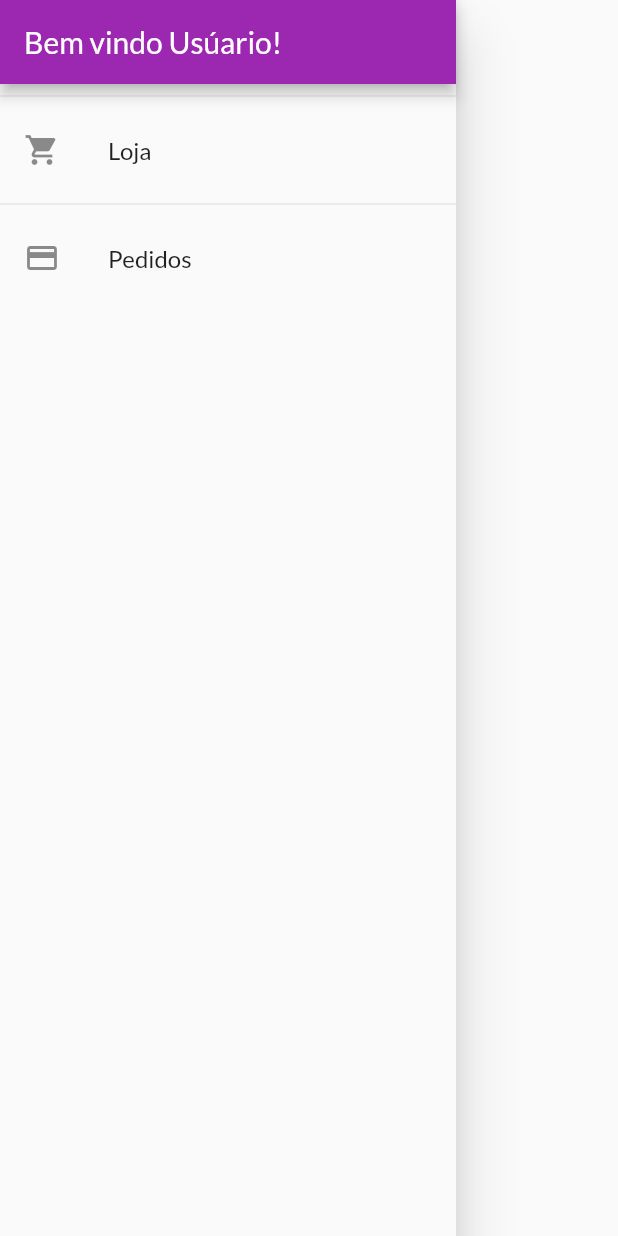
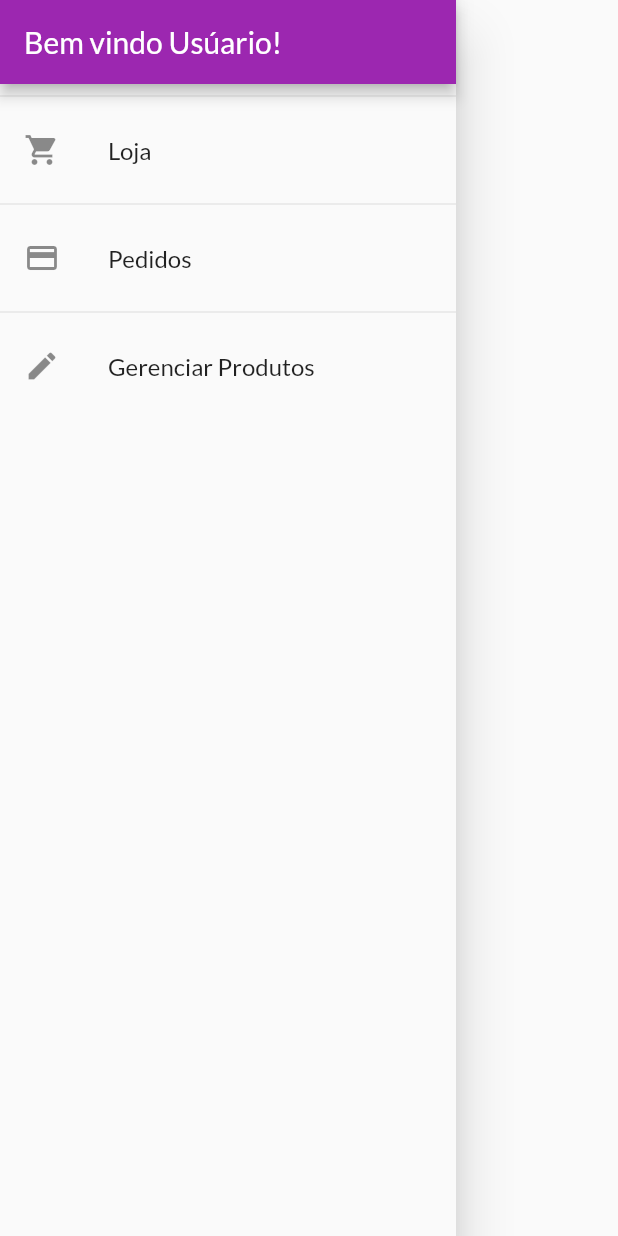
Before and after one commit to VitorL02/MyShop, a Flutter app: the AppDrawer widget shown alone on an empty page, opened directly, on a phone screen of 412 x 824 dp. Run offline on Flutter 3.47's test engine with Material 2 defaults, Android fonts, the phone set to English and light mode, and no system bars; network calls fail.

Commit message:
Criando a tela de gerenciamento de produtos,rotas criadas para navegar pra tela e drawer pronto , criação do drawer de gerenciamento de produtos

```diff
--- a/lib/main.dart
+++ b/lib/main.dart
@@ -1,5 +1,6 @@
 import 'package:flutter/material.dart';
 import 'package:shop/providers/orders.dart';
+import 'package:shop/views/ProductsScreen.dart';
 import 'package:shop/views/ordersScreen.dart';
 import 'package:shop/views/productDetailScreen.dart';
 import 'package:provider/provider.dart';
@@ -40,6 +41,7 @@ class MyApp extends StatelessWidget {
           AppRoutes.PRODUCTDETAIL: (ctx) => ProductDetailScreen(),
           AppRoutes.CART: (ctx) => CartScreen(),
           AppRoutes.ORDERS: (ctx) => OrdersScreen(),
+          AppRoutes.MANAGERPRODUCTS: (ctx) => ProductsScreen()
         },
       ),
     );
--- a/lib/providers/products.dart
+++ b/lib/providers/products.dart
@@ -13,6 +13,10 @@ class Products with ChangeNotifier {
   //Metodo Direto pra entregar os itens favoritos
   List<Product> get favoriteItems {
     return items.where((prod) => prod.isFavorite).toList();
+  }
+
+  int get itemsCount {
+    return _items.length;
   }
 
 // List<Product> get items => _items; = Referenciar a lista dessa maneira faz com que permita ter acesso direto a ela
--- a/lib/routes/routes.dart
+++ b/lib/routes/routes.dart
@@ -3,4 +3,5 @@ class AppRoutes {
   static const PRODUCTDETAIL = '/product-detail';
   static const CART = '/cart';
   static const ORDERS = '/orders';
+  static const MANAGERPRODUCTS = '/managerproducts';
 }
--- a/lib/widgets/appDrawer.dart
+++ b/lib/widgets/appDrawer.dart
@@ -27,6 +27,15 @@ class AppDrawer extends StatelessWidget {
             Navigator.of(context).pushReplacementNamed(AppRoutes.ORDERS);
           },
         ),
+        Divider(),
+        ListTile(
+          leading: Icon(Icons.edit),
+          title: Text('Gerenciar Produtos'),
+          onTap: () {
+            Navigator.of(context)
+                .pushReplacementNamed(AppRoutes.MANAGERPRODUCTS);
+          },
+        ),
       ],
     ));
   }
--- a/lib/widgets/productGrid.dart
+++ b/lib/widgets/productGrid.dart
@@ -2,7 +2,7 @@ import 'package:flutter/material.dart';
 import 'package:provider/provider.dart';
 import 'package:shop/providers/products.dart';
 
-import '../widgets/productItem.dart';
+import 'productGridItem.dart';
 
 class ProductGrid extends StatelessWidget {
   final bool showFavoriteOnly;
@@ -25,7 +25,7 @@ class ProductGrid extends StatelessWidget {
         ),
         itemBuilder: (ctx, i) => ChangeNotifierProvider.value(
               value: products[i],
-              child: ProductItem(),
+              child: ProductGridItem(),
             ));
   }
 }
--- a/lib/widgets/productItem.dart
+++ b/lib/widgets/productGridItem.dart
@@ -5,7 +5,7 @@ import '../providers/cart.dart';
 import '../providers/product.dart';
 import '../routes/routes.dart';
 
-class ProductItem extends StatelessWidget {
+class ProductGridItem extends StatelessWidget {
   @override
   Widget build(BuildContext context) {
     final Product product = Provider.of<Product>(context, listen: false);
```
Also changed, not shown: lib/views/ProductsScreen.dart (added, +31 -0 lines).
